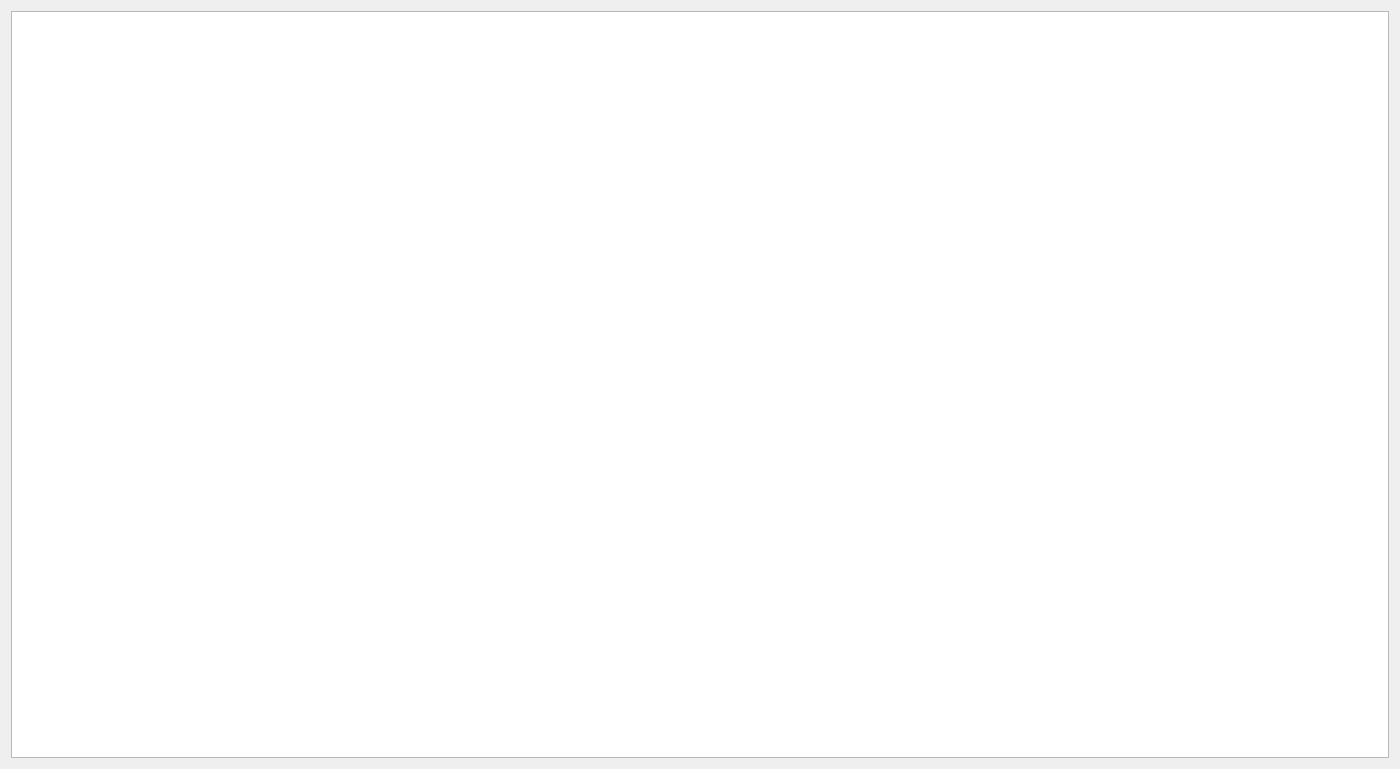
Above: Metadata/metadatareport.ui from towhee/Winnow64 before the change. Below: the same form after it.
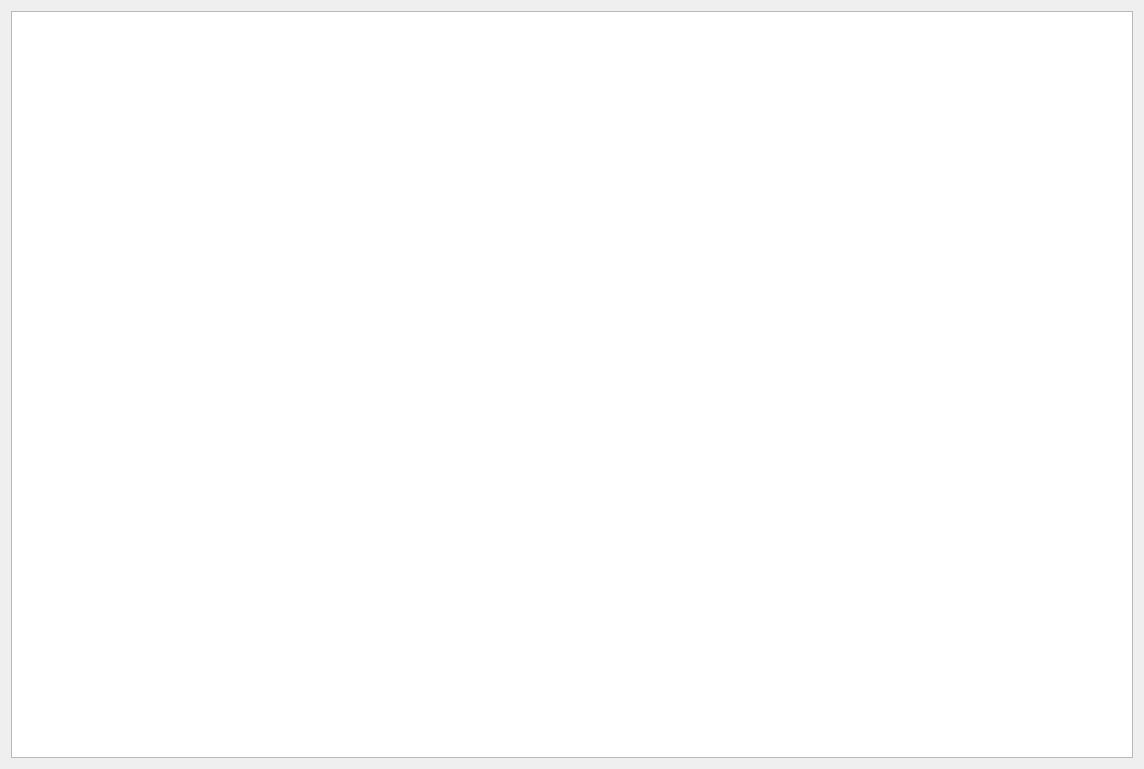
That is the form after the change.

The edit to the form file:
```diff
--- a/Metadata/metadatareport.ui
+++ b/Metadata/metadatareport.ui
@@ -6,7 +6,7 @@
    <rect>
     <x>0</x>
     <y>0</y>
-    <width>1400</width>
+    <width>1144</width>
     <height>769</height>
    </rect>
   </property>
```
